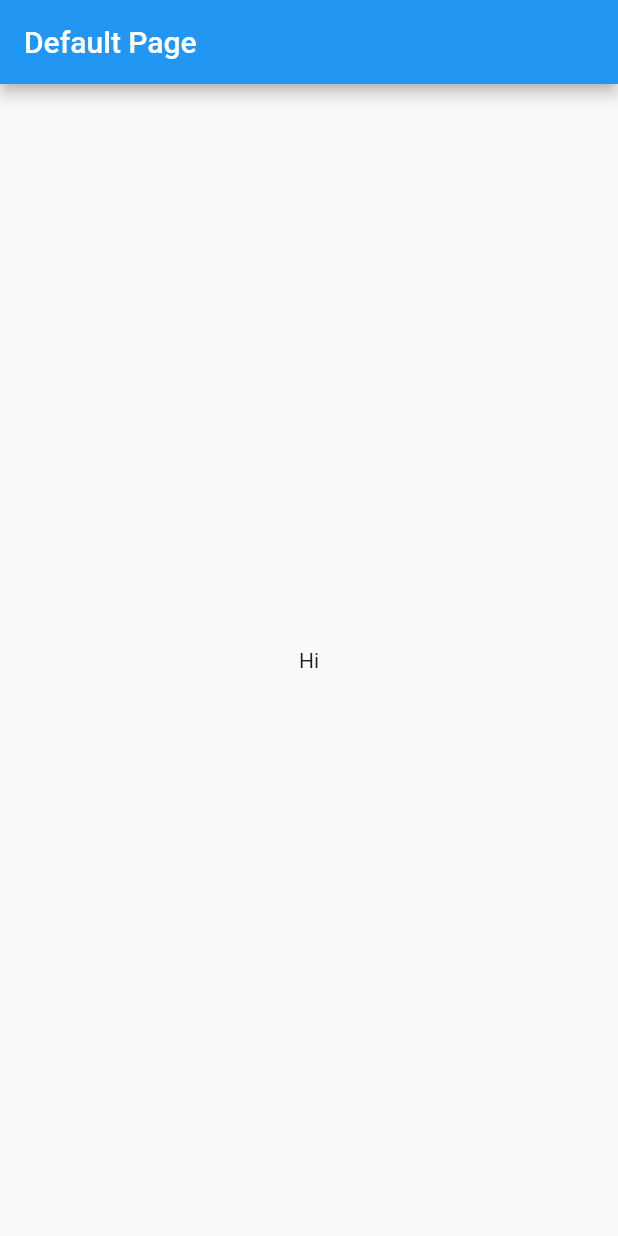
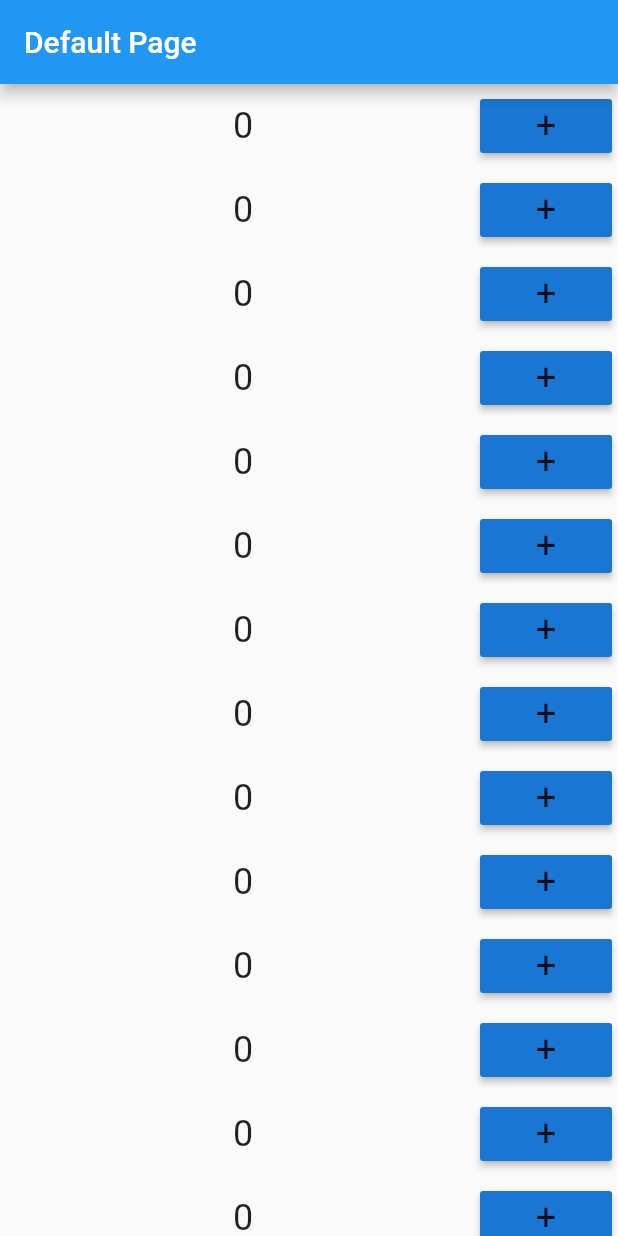
Before and after one commit to KadapattiPawan/lazy_loading_list_view, a Flutter app: the screen it shows after launch, on a phone screen of 412 x 824 dp. Run offline on Flutter 3.47's test engine with Material 2 defaults, Android fonts, the phone set to English and light mode, and no system bars.

Commit message:
add list

```diff
--- /dev/null
+++ b/lib/default_list/widget/list.dart
@@ -0,0 +1,50 @@
+import 'package:flutter/material.dart';
+
+class ListWidget extends StatelessWidget {
+  const ListWidget({super.key});
+  @override
+  Widget build(BuildContext context) {
+    var list = <Widget>[];
+    for (var i = 0; i <= 100; i++) {
+      list.add(const ListItemWidget());
+    }
+    return ListView.builder(
+        itemCount: list.length, itemBuilder: (context, index) => list[index]);
+  }
+}
+
+class ListItemWidget extends StatefulWidget {
+  const ListItemWidget({super.key});
+  @override
+  State<ListItemWidget> createState() => _ListItemWidgetState();
+}
+
+class _ListItemWidgetState extends State<ListItemWidget> {
+  var count = 0;
+  @override
+  Widget build(BuildContext context) {
+    return Container(
+        padding: const EdgeInsets.all(4),
+        child: Row(
+          crossAxisAlignment: CrossAxisAlignment.center,
+          children: [
+            Expanded(
+                child: Center(
+                    child: Text(
+              count.toString(),
+              style: Theme.of(context).textTheme.headlineSmall,
+            ))),
+            MaterialButton(
+              color: Theme.of(context).primaryColorDark,
+              onPressed: () {
+                setState(() {
+                  count++;
+                });
+              },
+              child:
+                  Text("+", style: Theme.of(context).textTheme.headlineSmall),
+            )
+          ],
+        ));
+  }
+}
--- a/lib/main.dart
+++ b/lib/main.dart
@@ -1,4 +1,5 @@
 import 'package:flutter/material.dart';
+import 'default_list/widget/list.dart';
 
 void main() {
   runApp(const MyApp());
@@ -34,15 +35,6 @@ class _MyHomePageState extends State<MyHomePage> {
         appBar: AppBar(
           title: Text(widget.title),
         ),
-        body: Center(
-          child: Column(
-            mainAxisAlignment: MainAxisAlignment.center,
-            children: const <Widget>[
-              Text(
-                'Hi',
-              ),
-            ],
-          ),
-        ));
+        body: const Center(child: ListWidget()));
   }
 }
```
